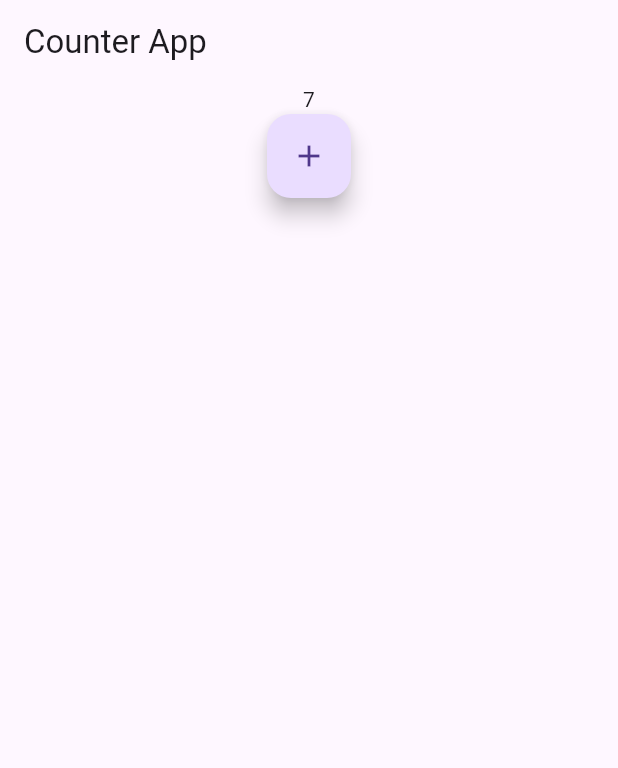
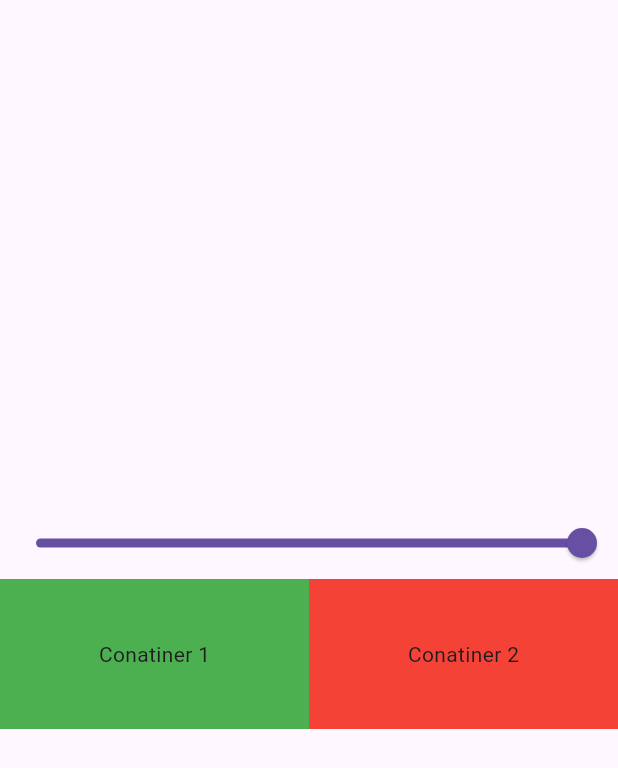
Before and after one commit to princechaudhary874/UseFul-Widgets-of-Flutter, a Flutter app: the screen it shows after launch, on a phone screen of 412 x 824 dp. Shown: the top 768 px of the screen. Run offline on Flutter 3.47's test engine with Material 3 defaults, Android fonts, the phone set to English and light mode, and no system bars; our stand-ins replace curved_navigation_bar, google_nav_bar, sqflite, velocity_x; accounts and stored records are empty.

Commit message:
completing multi provider concepts

```diff
--- a/provider_learning/lib/main.dart
+++ b/provider_learning/lib/main.dart
@@ -1,7 +1,9 @@
 import 'package:flutter/material.dart';
 import 'package:provider/provider.dart';
 import 'package:provider_learning/provider/count_provider.dart';
+import 'package:provider_learning/provider/example_one_provider.dart';
 import 'package:provider_learning/screen/count_example.dart';
+import 'package:provider_learning/screen/example_one_add.dart';
 
 void main() {
   runApp(const MyApp());
@@ -13,14 +15,30 @@ class MyApp extends StatelessWidget {
   // This widget is the root of your application.
   @override
   Widget build(BuildContext context) {
-    return ChangeNotifierProvider(
-      create: (_) => CountProvider(),
+    //using single provider
+    //    return ChangeNotifierProvider(
+    //   create: (_) => CountProvider(),
+    //   child: MaterialApp(
+    //     title: 'Provider learning',
+    //     theme: ThemeData(
+    //       useMaterial3: true,
+    //     ),
+    //     home: const CounterExample(),
+    //   ),
+    // );
+
+    //using multiple provider
+    return MultiProvider(
+      providers: [
+        ChangeNotifierProvider(create: (_) => CountProvider()),
+        ChangeNotifierProvider(create: (_) => ExampleProvider()),
+      ],
       child: MaterialApp(
         title: 'Provider learning',
         theme: ThemeData(
           useMaterial3: true,
         ),
-        home: const CounterExample(),
+        home: const ExampleOneProvider(),
       ),
     );
   }
--- /dev/null
+++ b/provider_learning/lib/provider/example_one_provider.dart
@@ -0,0 +1,12 @@
+import 'package:flutter/foundation.dart';
+
+class ExampleProvider with ChangeNotifier {
+  // changenotifier work as a setstate
+  double _value = 1.0;
+  double get value => _value;
+
+  void setValue(double val) {
+    _value = val;
+    notifyListeners();
+  }
+}
--- a/provider_learning/lib/screen/count_example.dart
+++ b/provider_learning/lib/screen/count_example.dart
@@ -18,7 +18,7 @@ class _CounterExampleState extends State<CounterExample> {
     final countProvider = Provider.of<CountProvider>(context, listen: false);
 
     super.initState();
-    Timer.periodic(Duration(seconds: 1), (Timer) {
+    Timer.periodic(const Duration(seconds: 1), ( Timer) {
       countProvider.setCount();
     });
   }
--- /dev/null
+++ b/provider_learning/lib/screen/example_one_add.dart
@@ -0,0 +1,59 @@
+import 'package:flutter/material.dart';
+import 'package:provider/provider.dart';
+import 'package:provider_learning/provider/example_one_provider.dart';
+
+class ExampleOneProvider extends StatefulWidget {
+  const ExampleOneProvider({super.key});
+
+  @override
+  State<ExampleOneProvider> createState() => _ExampleOneProviderState();
+}
+
+class _ExampleOneProviderState extends State<ExampleOneProvider> {
+  @override
+  Widget build(BuildContext context) {
+    final provider = Provider.of<ExampleProvider>(context);
+    return Scaffold(
+      body: Column(
+        mainAxisAlignment: MainAxisAlignment.center,
+        children: [
+          Slider(
+            min: 0.0,
+            max: 1.0,
+            value: provider.value,
+            onChanged: (val) {
+              // setState(() {});
+              provider.setValue(val);
+            },
+          ),
+          Row(
+            children: [
+              Expanded(
+                child: Container(
+                  height: 100,
+                  decoration: BoxDecoration(
+                    color: Colors.green.withOpacity(provider.value),
+                  ),
+                  child: const Center(
+                    child: Text("Conatiner 1"),
+                  ),
+                ),
+              ),
+              Expanded(
+                child: Container(
+                  height: 100,
+                  decoration: BoxDecoration(
+                    color: Colors.red.withOpacity(provider.value),
+                  ),
+                  child: const Center(
+                    child: Text("Conatiner 2"),
+                  ),
+                ),
+              )
+            ],
+          )
+        ],
+      ),
+    );
+  }
+}
```
